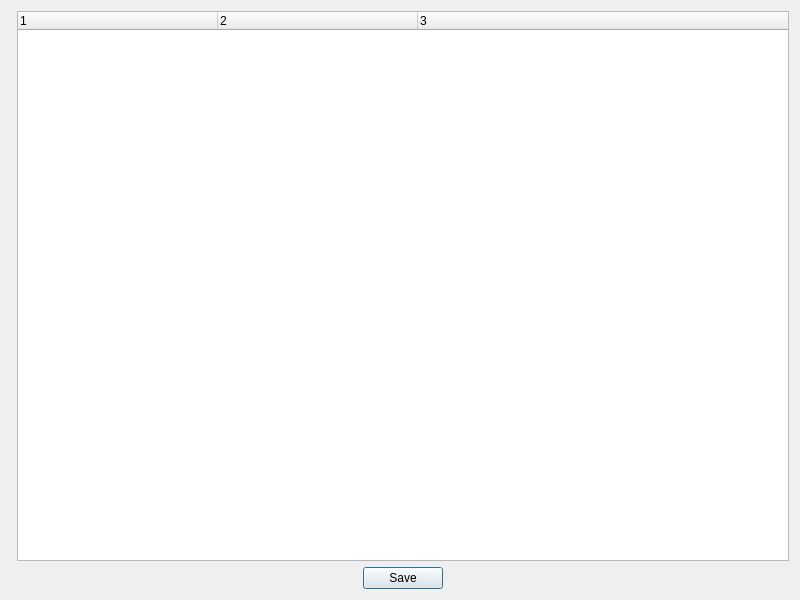
lsevcik/NBABasketball, file purchaseDialog.ui: the form before one commit.
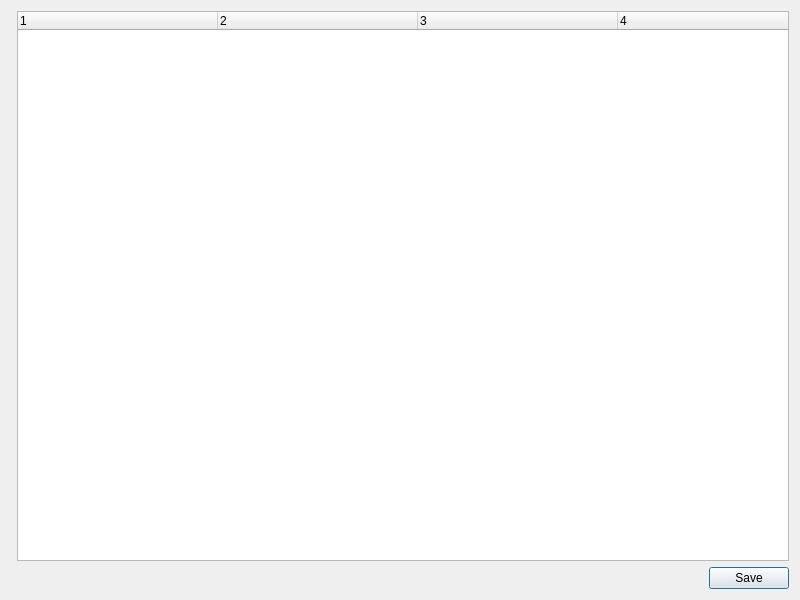
The form after the commit.

```diff
--- a/purchaseDialog.ui
+++ b/purchaseDialog.ui
@@ -14,6 +14,22 @@
    <string>Purchase Souvenirs</string>
   </property>
   <layout class="QFormLayout" name="formLayout">
+   <item row="1" column="1">
+    <widget class="QDialogButtonBox" name="buttonBox">
+     <property name="sizePolicy">
+      <sizepolicy hsizetype="Minimum" vsizetype="Fixed">
+       <horstretch>0</horstretch>
+       <verstretch>0</verstretch>
+      </sizepolicy>
+     </property>
+     <property name="standardButtons">
+      <set>QDialogButtonBox::Save</set>
+     </property>
+     <property name="centerButtons">
+      <bool>false</bool>
+     </property>
+    </widget>
+   </item>
    <item row="0" column="1">
     <widget class="QTreeWidget" name="treeWidget">
      <property name="selectionMode">
@@ -26,7 +42,7 @@
       <bool>true</bool>
      </property>
      <property name="columnCount">
-      <number>3</number>
+      <number>4</number>
      </property>
      <attribute name="headerDefaultSectionSize">
       <number>200</number>
@@ -46,16 +62,11 @@
        <string notr="true">3</string>
       </property>
      </column>
-    </widget>
-   </item>
-   <item row="1" column="1">
-    <widget class="QDialogButtonBox" name="buttonBox">
-     <property name="standardButtons">
-      <set>QDialogButtonBox::Save</set>
-     </property>
-     <property name="centerButtons">
-      <bool>true</bool>
-     </property>
+     <column>
+      <property name="text">
+       <string notr="true">4</string>
+      </property>
+     </column>
     </widget>
    </item>
   </layout>
```
